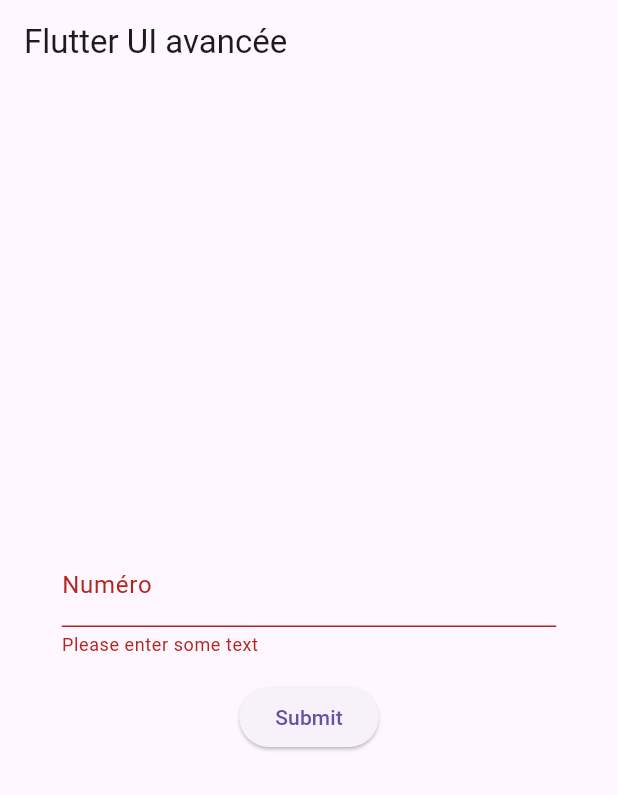
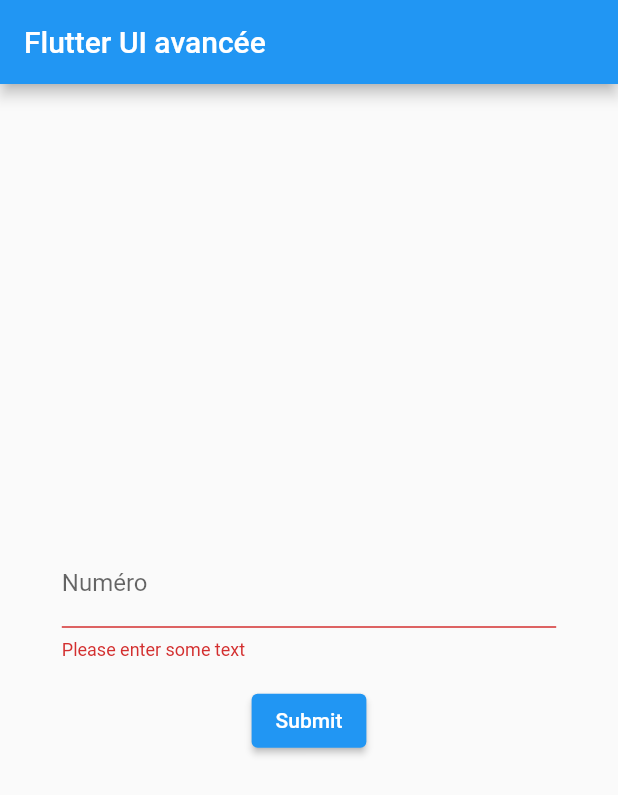
Before and after one commit to EducLecomte/Flutter_uia_input, a Flutter app: the screen it shows after launch, after a tap on "Submit", on a phone screen of 412 x 824 dp. Shown: the top 795 px of the screen. Run offline on Flutter 3.47's test engine with Material 3 defaults, Android fonts, the light colour scheme and no system bars.

Commit message:
edit 2024

```diff
--- a/lib/main.dart
+++ b/lib/main.dart
@@ -1,6 +1,6 @@
 import 'package:flutter/material.dart';
 
-void main() {
+void main(List<String> args) {
   runApp(const MyApp());
 }
 
@@ -13,6 +13,7 @@
       title: 'Flutter Demo',
       theme: ThemeData(
         primarySwatch: Colors.blue,
+        useMaterial3: false,
       ),
       home: const MyHomePage(title: 'Flutter UI avancée'),
     );
```
Also changed, not shown: pubspec.lock.
